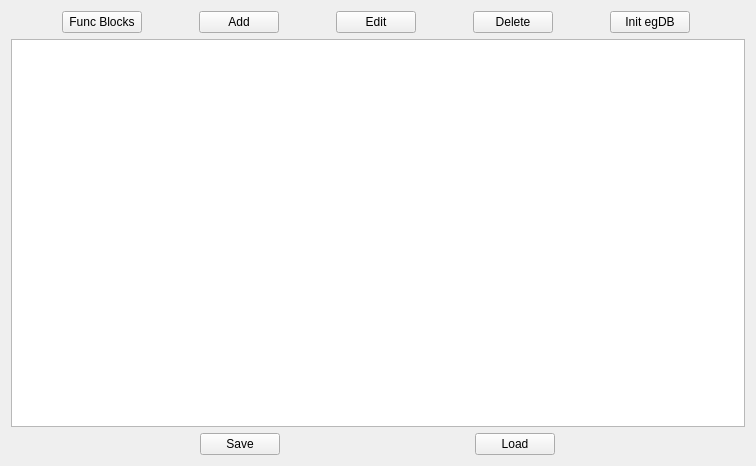
This is src/samples/EgProjectsSample/mainwindow.ui in norian-n/EcoGraphDb as Qt 5 draws it before an edit. The edited form follows.
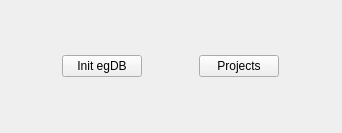
This is the edited form.

```diff
--- a/src/samples/EgProjectsSample/mainwindow.ui
+++ b/src/samples/EgProjectsSample/mainwindow.ui
@@ -6,8 +6,8 @@
    <rect>
     <x>0</x>
     <y>0</y>
-    <width>756</width>
-    <height>466</height>
+    <width>342</width>
+    <height>133</height>
    </rect>
   </property>
   <property name="sizePolicy">
@@ -29,58 +29,6 @@
    <layout class="QVBoxLayout" name="verticalLayout">
     <item>
      <layout class="QHBoxLayout" name="horizontalLayout">
-      <item>
-       <widget class="QPushButton" name="addButton">
-        <property name="sizePolicy">
-         <sizepolicy hsizetype="Fixed" vsizetype="Fixed">
-          <horstretch>0</horstretch>
-          <verstretch>0</verstretch>
-         </sizepolicy>
-        </property>
-        <property name="text">
-         <string>Func Blocks</string>
-        </property>
-       </widget>
-      </item>
-      <item>
-       <widget class="QPushButton" name="addProjectButton">
-        <property name="sizePolicy">
-         <sizepolicy hsizetype="Fixed" vsizetype="Fixed">
-          <horstretch>0</horstretch>
-          <verstretch>0</verstretch>
-         </sizepolicy>
-        </property>
-        <property name="text">
-         <string>Add</string>
-        </property>
-       </widget>
-      </item>
-      <item>
-       <widget class="QPushButton" name="editProjectButton">
-        <property name="sizePolicy">
-         <sizepolicy hsizetype="Fixed" vsizetype="Fixed">
-          <horstretch>0</horstretch>
-          <verstretch>0</verstretch>
-         </sizepolicy>
-        </property>
-        <property name="text">
-         <string>Edit</string>
-        </property>
-       </widget>
-      </item>
-      <item>
-       <widget class="QPushButton" name="deleteButton">
-        <property name="sizePolicy">
-         <sizepolicy hsizetype="Fixed" vsizetype="Fixed">
-          <horstretch>0</horstretch>
-          <verstretch>0</verstretch>
-         </sizepolicy>
-        </property>
-        <property name="text">
-         <string>Delete</string>
-        </property>
-       </widget>
-      </item>
       <item>
        <widget class="QPushButton" name="initButton">
         <property name="sizePolicy">
@@ -94,15 +42,8 @@
         </property>
        </widget>
       </item>
-     </layout>
-    </item>
-    <item>
-     <widget class="QTableView" name="tableView"/>
-    </item>
-    <item>
-     <layout class="QHBoxLayout" name="horizontalLayout_2">
       <item>
-       <widget class="QPushButton" name="saveButton">
+       <widget class="QPushButton" name="projectsButton">
         <property name="sizePolicy">
          <sizepolicy hsizetype="Fixed" vsizetype="Fixed">
           <horstretch>0</horstretch>
@@ -110,20 +51,7 @@
          </sizepolicy>
         </property>
         <property name="text">
-         <string>Save</string>
-        </property>
-       </widget>
-      </item>
-      <item>
-       <widget class="QPushButton" name="loadButton">
-        <property name="sizePolicy">
-         <sizepolicy hsizetype="Fixed" vsizetype="Fixed">
-          <horstretch>0</horstretch>
-          <verstretch>0</verstretch>
-         </sizepolicy>
-        </property>
-        <property name="text">
-         <string>Load</string>
+         <string>Projects</string>
         </property>
        </widget>
       </item>
```
Left out of the diff: 2 changed lines with no effect on the pictures.
